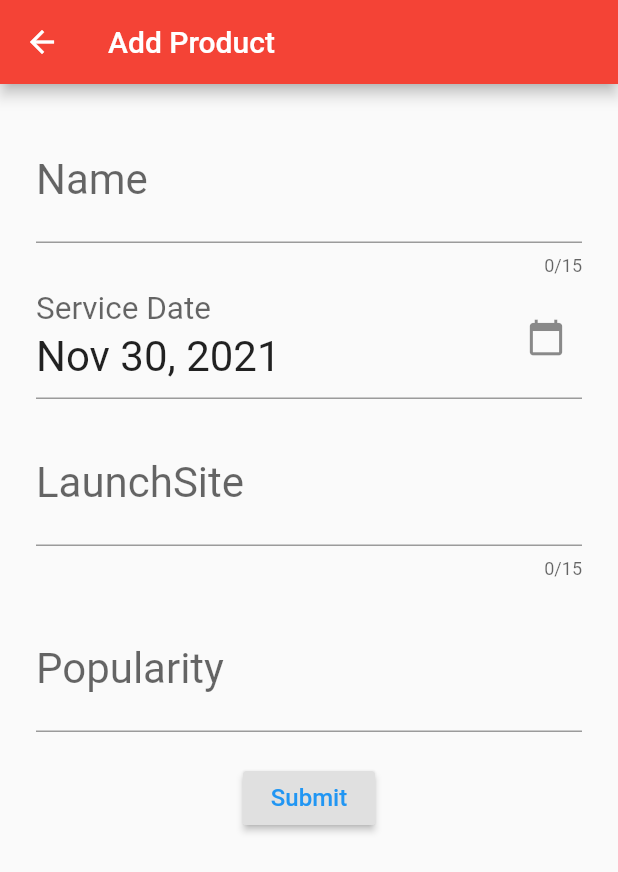
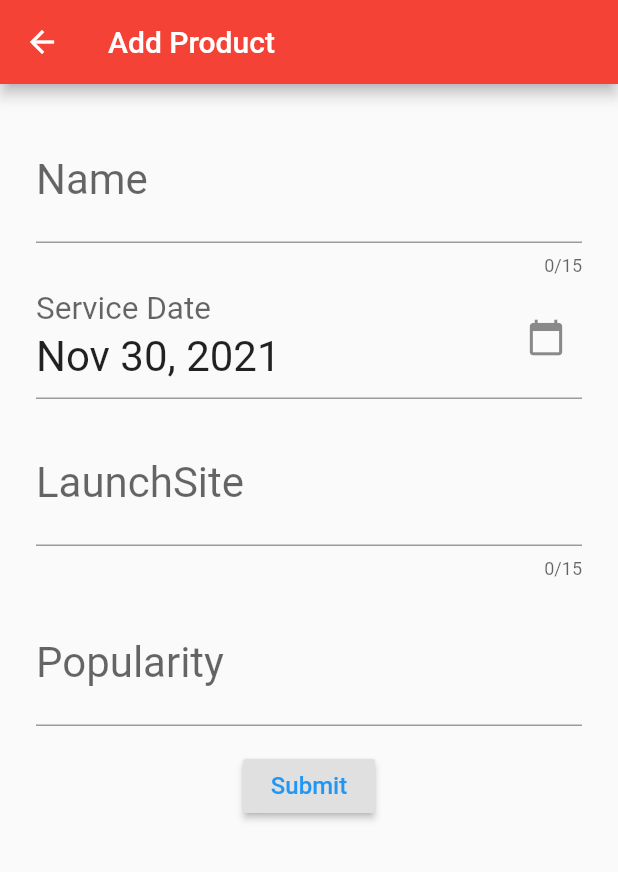
Before and after one commit to Priyankagavit/assignment, a Flutter app: the screen it shows after launch, after a tap on the "add" icon, on a phone screen of 412 x 824 dp. Shown: the top 872 px of the screen. Run offline on Flutter 3.47's test engine with Material 2 defaults, Android fonts, the light colour scheme and no system bars; our stand-ins replace date_format, flutter_bloc, sqflite; accounts and stored records are empty.

Commit message:
Design changes added

```diff
--- a/assignment_test/lib/ui/product_form.dart
+++ b/assignment_test/lib/ui/product_form.dart
@@ -158,9 +158,9 @@ class ProductFormState extends State<ProductForm> {
               _buildLaunchAt(),
               SizedBox(height: 16),
               _buildLaunchSite(),
-              SizedBox(height: 20),
+              SizedBox(height: 16),
               _buildPopularity(),
-              SizedBox(height: 20),
+              SizedBox(height: 16),
               widget.product == null
                   ? RaisedButton(
                       child: Text(
--- a/assignment_test/lib/ui/product_list.dart
+++ b/assignment_test/lib/ui/product_list.dart
@@ -32,8 +32,7 @@ class _ProductListState extends State<ProductList> {
         content: Text('Do you really want to delete ?'),
         actions: <Widget>[
           FlatButton(
-                    onPressed: () =>
-                         DatabaseProvider.db.delete(product.id).then((_) {
+            onPressed: () => DatabaseProvider.db.delete(product.id).then((_) {
               BlocProvider.of<ProductBloc>(context).add(
                 DeleteProduct(index),
               );
@@ -42,14 +41,13 @@ class _ProductListState extends State<ProductList> {
             child: Text('OK'),
           ),
           FlatButton(
-                    onPressed: () =>  Navigator.pop(context),
+            onPressed: () => Navigator.pop(context),
             child: Text('CANCEL'),
           ),
         ],
       ),
     );
   }
-
 
   @override
   Widget build(BuildContext context) {
@@ -64,7 +62,13 @@ class _ProductListState extends State<ProductList> {
         color: Colors.grey,
         child: BlocConsumer<ProductBloc, List<Product>>(
           builder: (context, productList) {
-            return ListView.builder(
+            return productList.isEmpty
+                ? Center(
+                    child: Text(
+                    'No Products Added',
+                    style: TextStyle(fontSize: 28),
+                  ))
+                : ListView.builder(
                     itemBuilder: (BuildContext context, int index) {
                       print("productList: $productList");
 
@@ -72,7 +76,8 @@ class _ProductListState extends State<ProductList> {
                       return Card(
                         child: ListTile(
                           contentPadding: EdgeInsets.all(16),
-                    title: Text(product.name, style: TextStyle(fontSize: 26)),
+                          title: Text(product.name,
+                              style: TextStyle(fontSize: 26)),
                           subtitle: Text(
                             "Launch Site: ${product.launchSite}\nLaunchAt: ${product.launchedAt}\nPopularity: ${product.popularity}",
                             style: TextStyle(fontSize: 20),
@@ -85,7 +90,10 @@ class _ProductListState extends State<ProductList> {
                                   context,
                                   MaterialPageRoute(
                                     builder: (context) => ProductForm(
-                                  product: product, productIndex: index,isFrom: true,),
+                                      product: product,
+                                      productIndex: index,
+                                      isFrom: true,
+                                    ),
                                   ),
                                 ),
                                 child: Icon(Icons.update),
@@ -110,7 +118,10 @@ class _ProductListState extends State<ProductList> {
         child: Icon(Icons.add),
         onPressed: () => Navigator.push(
           context,
-          MaterialPageRoute(builder: (BuildContext context) => ProductForm(isFrom: false,)),
+          MaterialPageRoute(
+              builder: (BuildContext context) => ProductForm(
+                    isFrom: false,
+                  )),
         ),
       ),
     );
```
Lines whose indentation alone changed are shown as unchanged.
